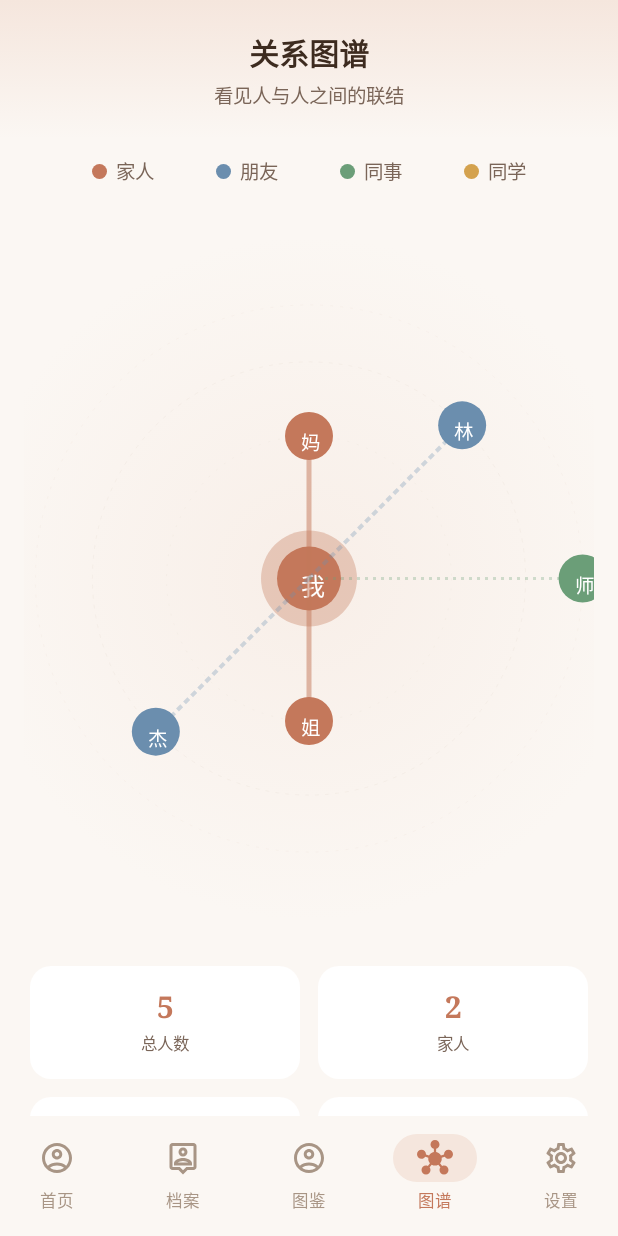
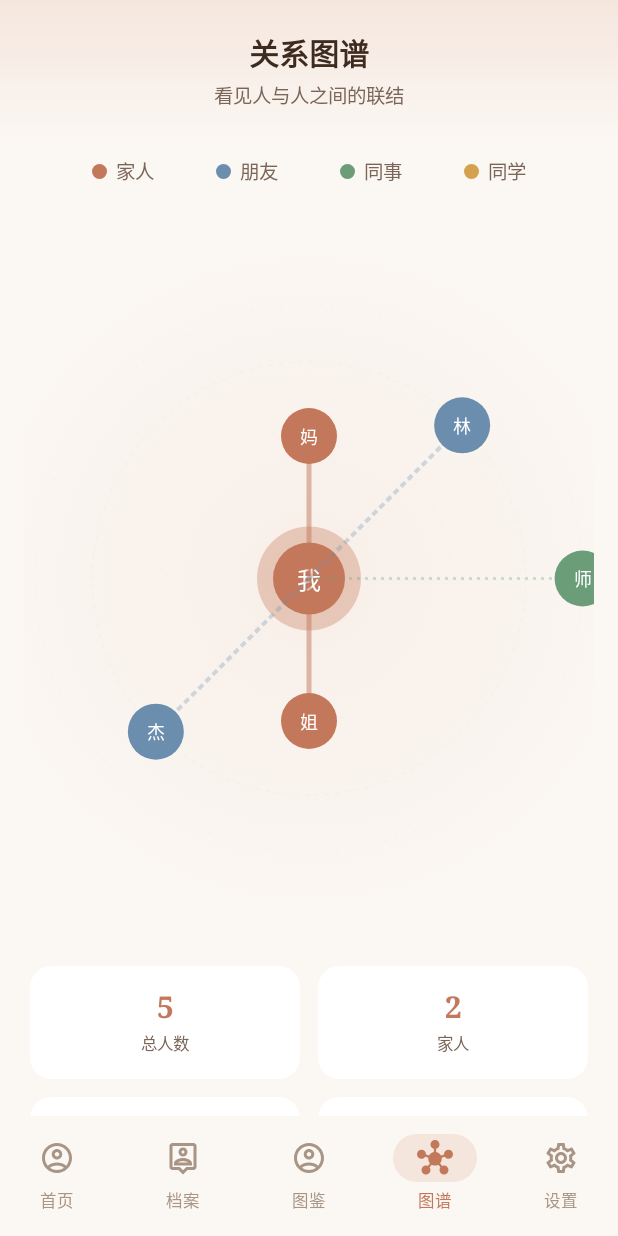
Before and after one commit to uwakeme/self, an Android app built with Jetpack Compose: the RelationshipMapScreen screen opened through its navigation route, on a phone screen of 412 x 824 dp. Run offline under Robolectric (Android 15) with nearby library versions, the phone set to English and light mode, and no system bars; our stand-ins replace Dagger/Hilt's generated code, Room's generated code.

Commit message:
fix(MapScreen): center node text via textMeasurer.measure to fix overflow on high-DPI

```diff
--- a/app/src/main/java/com/self/profile/ui/map/RelationshipMapScreen.kt
+++ b/app/src/main/java/com/self/profile/ui/map/RelationshipMapScreen.kt
@@ -303,7 +303,7 @@ private fun RelationshipCanvas(
 
             // 中心节点（pulse）
             val pulseAlpha = 0.3f + 0.4f * pulse
-            val pulseRadius = 32f + 6f * pulse
+            val pulseRadius = 36f + 6f * pulse
             drawCircle(
                 color = WarmJournalColors.Primary.copy(alpha = pulseAlpha * 0.5f),
                 radius = pulseRadius + 10,
@@ -311,14 +311,23 @@ private fun RelationshipCanvas(
             )
             drawCircle(
                 color = WarmJournalColors.Primary,
-                radius = 32f,
+                radius = 36f,
                 center = Offset(cx, cy)
             )
+            val centerStyle = TextStyle(
+                color = Color.White,
+                fontSize = 16.sp,
+                fontFamily = androidx.compose.ui.text.font.FontFamily.Serif
+            )
+            val centerMeasured = textMeasurer.measure(AnnotatedString("我"), centerStyle)
             drawText(
                 textMeasurer = textMeasurer,
                 text = AnnotatedString("我"),
-                topLeft = Offset(cx - 8f, cy - 12f),
-                style = TextStyle(color = Color.White, fontSize = 16.sp, fontFamily = androidx.compose.ui.text.font.FontFamily.Serif)
+                topLeft = Offset(
+                    cx - centerMeasured.size.width / 2f,
+                    cy - centerMeasured.size.height / 2f
+                ),
+                style = centerStyle
             )
 
             // 节点位置 + 连线（用 Composed 阶段算好的位置）
@@ -365,21 +374,27 @@ private fun androidx.compose.ui.graphics.drawscope.DrawScope.drawNodesAndConnect
     }
 
     // 节点
+    val nodeStyle = TextStyle(color = Color.White, fontSize = 12.sp)
     allByKind.forEach { (people, _, styleInfo) ->
         val (color, _) = styleInfo
         people.forEach { person ->
             val pos = nodePositions[person.id] ?: return@forEach
             drawCircle(
                 color = color,
-                radius = 24f,
+                radius = 28f,
                 center = pos
             )
-            // 文字
+            // 文字（用 textMeasurer 量实际尺寸后居中，避免硬编码 offset 在高密度屏溢出）
+            val label = AnnotatedString(person.avatarInitial.take(1))
+            val measured = textMeasurer.measure(label, nodeStyle)
             drawText(
                 textMeasurer = textMeasurer,
-                text = AnnotatedString(person.avatarInitial.take(1)),
-                topLeft = Offset(pos.x - 8f, pos.y - 8f),
-                style = TextStyle(color = Color.White, fontSize = 13.sp)
+                text = label,
+                topLeft = Offset(
+                    pos.x - measured.size.width / 2f,
+                    pos.y - measured.size.height / 2f
+                ),
+                style = nodeStyle
             )
         }
     }
```
